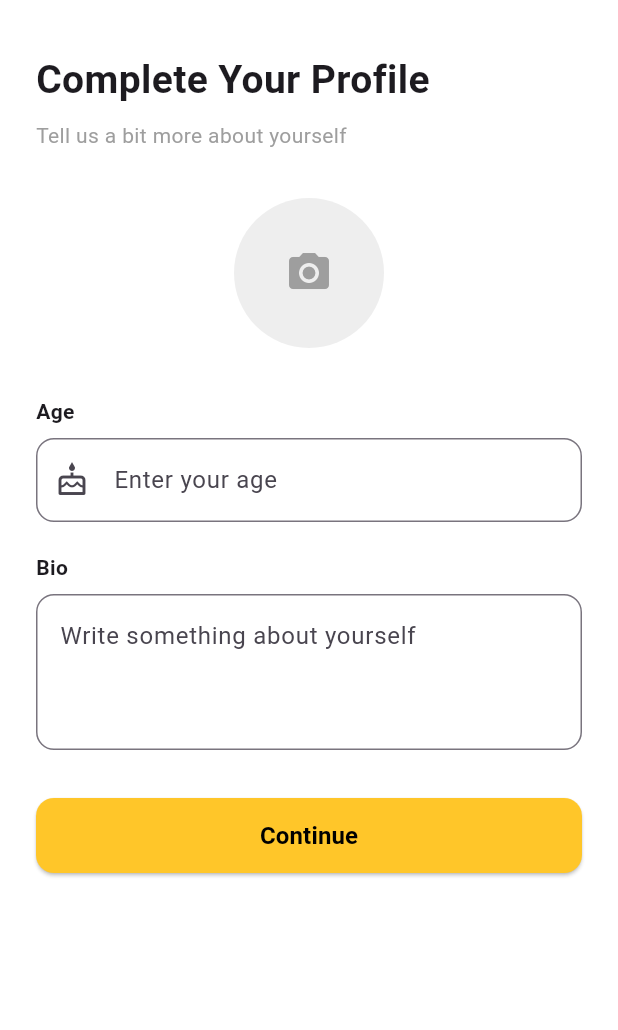
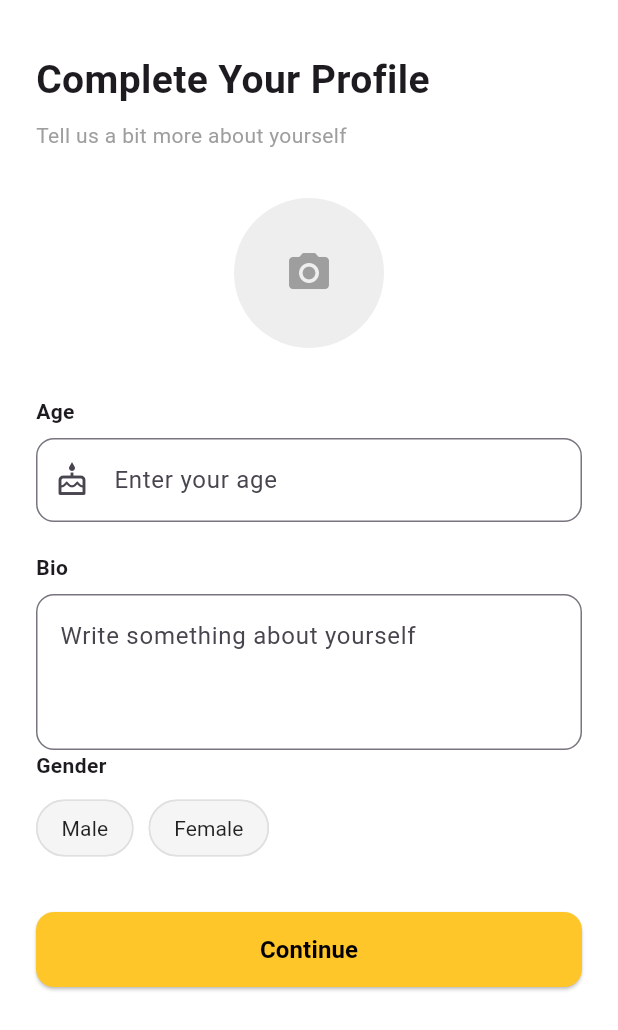
Before and after one commit to Yohanes-505/UTS-Mobprog-2026, a Flutter app: the ProfileSetupScreen screen opened directly, on a phone screen of 412 x 824 dp. Shown: the top 1030 px of the screen. Run offline on Flutter 3.47's test engine with Material 3 defaults, Android fonts, the light colour scheme and no system bars; our stand-ins replace get, supabase_flutter; accounts and stored records are empty.

Commit message:
feat: add centralized AppColors constants and scope gender options to male/female

```diff
--- /dev/null
+++ b/lib/constants/app_colors.dart
@@ -0,0 +1,13 @@
+import 'package:flutter/material.dart';
+
+/// Centralized color palette for the app, based on Bumble's brand colors.
+class AppColors {
+  AppColors._();
+
+  static const Color primary = Color(0xFFFFC629); // Bumble yellow
+  static const Color onPrimary = Colors.black;     // text/icons on yellow
+
+  static const Color background = Colors.white;
+  static const Color textPrimary = Colors.black;
+  static const Color textSecondary = Colors.grey;
+}
--- a/lib/main.dart
+++ b/lib/main.dart
@@ -1,7 +1,8 @@
-import 'package:bumble/authentication/welcome_screen.dart';
+// import 'package:bumble/authentication/welcome_screen.dart';
 import 'package:flutter/material.dart';
 import 'package:get/get.dart';
 import 'package:supabase_flutter/supabase_flutter.dart';
+import 'package:bumble/profile/profile_setup_screen.dart';
 
 Future<void> main() async {
   WidgetsFlutterBinding.ensureInitialized();
@@ -24,7 +25,7 @@ class MyApp extends StatelessWidget {
         scaffoldBackgroundColor: Colors.white,
       ),
       debugShowCheckedModeBanner: false,
-      home: const WelcomeScreen(),
+      home: const ProfileSetupScreen(),
     );
   }
 }
--- a/lib/models/profile_model.dart
+++ b/lib/models/profile_model.dart
@@ -1,4 +1,4 @@
-enum Gender { male, female, nonBinary }
+enum Gender { male, female }
 
 class ProfileModel {
   final String id;
@@ -80,7 +80,7 @@ class ProfileModel {
     if (value == null) return null;
     return Gender.values.firstWhere(
       (g) => g.name == value,
-      orElse: () => Gender.nonBinary,
+      orElse: () => Gender.male,
     );
   }
 }
--- a/lib/profile/profile_setup_screen.dart
+++ b/lib/profile/profile_setup_screen.dart
@@ -1,4 +1,6 @@
 import 'package:flutter/material.dart';
+import 'package:bumble/constants/app_colors.dart';
+import 'package:bumble/models/profile_model.dart';
 
 /// Screen shown after sign up so the user can complete their profile.
 /// NOTE: This is UI-only for now — no Supabase logic wired yet.
@@ -13,6 +15,7 @@ class ProfileSetupScreen extends StatefulWidget {
 class _ProfileSetupScreenState extends State<ProfileSetupScreen> {
   final TextEditingController ageController = TextEditingController();
   final TextEditingController bioController = TextEditingController();
+  Gender? selectedGender;
   bool isLoading = false;
 
   @override
@@ -20,6 +23,15 @@ class _ProfileSetupScreenState extends State<ProfileSetupScreen> {
     ageController.dispose();
     bioController.dispose();
     super.dispose();
+  }
+
+  String _genderLabel(Gender g) {
+    switch (g) {
+      case Gender.male:
+        return "Male";
+      case Gender.female:
+        return "Female";
+    }
   }
 
   @override
@@ -95,7 +107,33 @@ class _ProfileSetupScreenState extends State<ProfileSetupScreen> {
                 ),
               ),
 
-              // Gender selector will be added in the next commit.
+              const Text("Gender", style: TextStyle(fontWeight: FontWeight.w600)),
+              const SizedBox(height: 8),
+              Wrap(
+                spacing: 10,
+                children: Gender.values.map((g) {
+                  final isSelected = selectedGender == g;
+                  return ChoiceChip(
+                    label: Text(_genderLabel(g)),
+                    selected: isSelected,
+                    onSelected: (_) {
+                      setState(() => selectedGender = g);
+                    },
+                    selectedColor: AppColors.primary,
+                    labelStyle: TextStyle(
+                      color: isSelected ? AppColors.onPrimary : Colors.black87,
+                      fontWeight: isSelected ? FontWeight.w600 : FontWeight.normal,
+                    ),
+                    backgroundColor: Colors.grey.shade100,
+                    shape: RoundedRectangleBorder(
+                      borderRadius: BorderRadius.circular(20),
+                      side: BorderSide(
+                        color: isSelected ? AppColors.primary : Colors.grey.shade300,
+                      ),
+                    ),
+                  );
+                }).toList(),
+              ),
 
               const SizedBox(height: 32),
 
@@ -107,7 +145,7 @@ class _ProfileSetupScreenState extends State<ProfileSetupScreen> {
                     // Save logic wired in a later commit.
                   },
                   style: ElevatedButton.styleFrom(
-                    backgroundColor: const Color(0xFFFFC629),
+                    backgroundColor: AppColors.primary,
                     shape: RoundedRectangleBorder(
                       borderRadius: BorderRadius.circular(12),
                     ),
@@ -116,13 +154,13 @@ class _ProfileSetupScreenState extends State<ProfileSetupScreen> {
                       ? const SizedBox(
                           width: 20,
                           height: 20,
-                          child: CircularProgressIndicator(color: Colors.black),
+                          child: CircularProgressIndicator(color: AppColors.onPrimary),
                         )
                       : const Text(
                           "Continue",
                           style: TextStyle(
                             fontSize: 16,
-                            color: Colors.black,
+                            color: AppColors.onPrimary,
                             fontWeight: FontWeight.w600,
                           ),
                         ),
```
